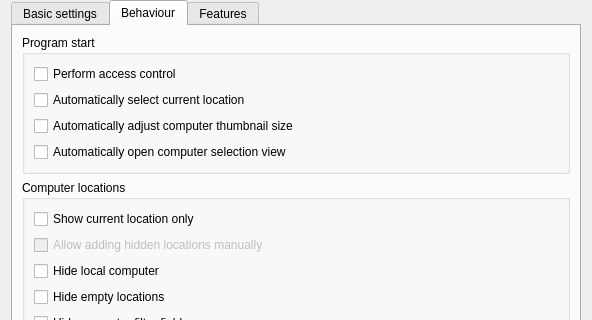
The window that configurator/src/MasterConfigurationPage.ui (veyon/veyon) describes before a commit, drawn with Qt 5; both pictures show x 0 to 592 and y 0 to 320 of the 592 by 489 pixel window.
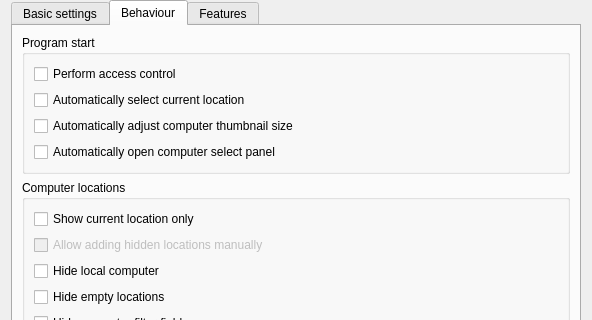
The same window after the commit. The open tabs and pages were chosen to show the change. Icons and pictures are not drawn.

What changed in the file:
```diff
--- a/configurator/src/MasterConfigurationPage.ui
+++ b/configurator/src/MasterConfigurationPage.ui
@@ -233,7 +233,7 @@
           <item>
            <widget class="QCheckBox" name="autoOpenComputerSelectionView">
             <property name="text">
-             <string>Automatically open computer selection view</string>
+             <string>Automatically open computer select panel</string>
             </property>
            </widget>
           </item>
```
Left out of the diff: 5 changed lines with no effect on the pictures.
